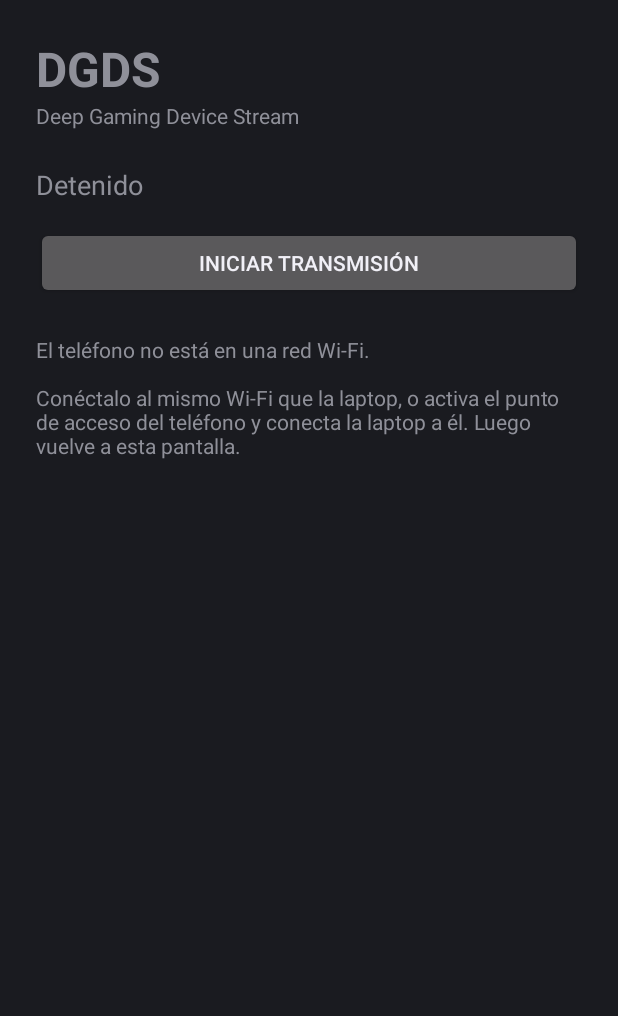
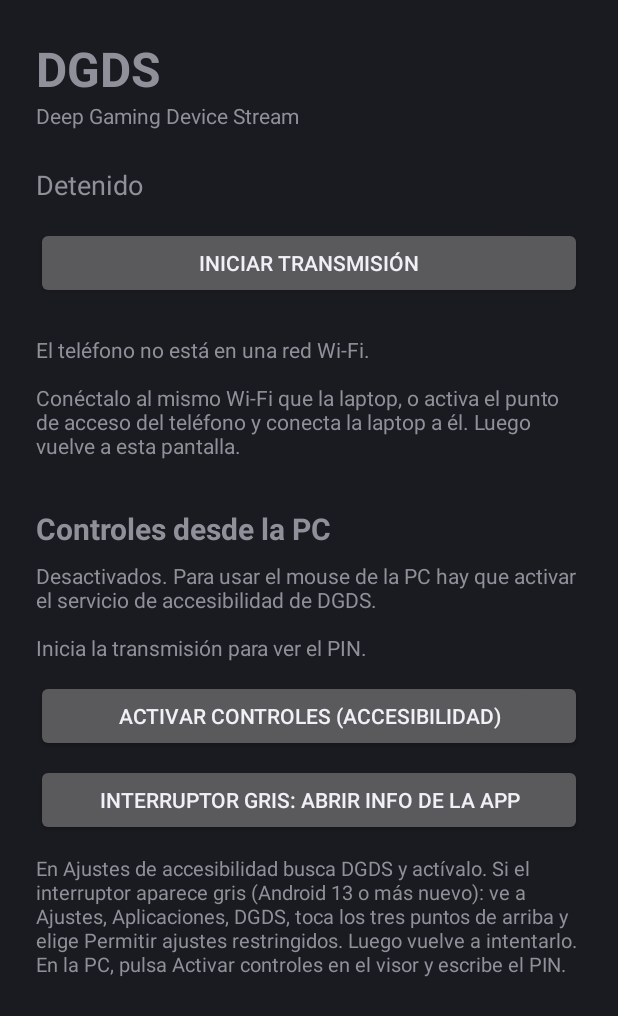
Before and after one commit to cristhiandalmauquintana-ctrl/Double-Gaming-Device-System, an Android app: the screen it shows after launch (MainActivity), on a phone screen of 412 x 824 dp. Shown: the top 1016 px of the screen. Run offline under Robolectric (Android 15) with nearby library versions, the phone set to English and light mode, and no system bars.

Commit message:
Controles con el mouse y aviso para activarlos

```diff
--- a/app-android/src/main/java/org/dgds/app/MainActivity.kt
+++ b/app-android/src/main/java/org/dgds/app/MainActivity.kt
@@ -2,24 +2,30 @@
 package org.dgds.app
 
 import android.Manifest
+import android.app.AlertDialog
 import android.content.Intent
 import android.content.pm.PackageManager
 import android.media.projection.MediaProjectionManager
+import android.net.Uri
 import android.os.Build
 import android.os.Bundle
+import android.provider.Settings
 import android.widget.Button
 import android.widget.TextView
 import androidx.activity.ComponentActivity
 import androidx.activity.result.contract.ActivityResultContracts
 import org.dgds.app.core.LocalNetwork
+import org.dgds.app.core.MjpegStreamer
 import org.dgds.app.core.ScreenCaptureService
-import org.dgds.app.core.MjpegStreamer
+import org.dgds.app.input.ControlSession
+import org.dgds.app.input.InputAccessibilityService
 
 class MainActivity : ComponentActivity() {
 
     private lateinit var status: TextView
     private lateinit var info: TextView
     private lateinit var toggle: Button
+    private lateinit var controlsStatus: TextView
 
     // Android 13+: permiso para mostrar la notificación del servicio. Se continúa aunque se rechace.
     private val notificationPermission =
@@ -45,6 +51,7 @@ class MainActivity : ComponentActivity() {
         status = findViewById(R.id.status)
         info = findViewById(R.id.info)
         toggle = findViewById(R.id.toggle)
+        controlsStatus = findViewById(R.id.controls_status)
 
         toggle.setOnClickListener {
             if (ScreenCaptureService.running) {
@@ -53,19 +60,59 @@ class MainActivity : ComponentActivity() {
                         .setAction(ScreenCaptureService.ACTION_STOP)
                 )
                 toggle.postDelayed({ refresh() }, 400)
-            } else if (Build.VERSION.SDK_INT >= 33 &&
-                checkSelfPermission(Manifest.permission.POST_NOTIFICATIONS) != PackageManager.PERMISSION_GRANTED
-            ) {
-                notificationPermission.launch(Manifest.permission.POST_NOTIFICATIONS)
             } else {
-                requestCapture()
+                askControlsThen { startFlow() }
             }
+        }
+
+        findViewById<Button>(R.id.btn_controls).setOnClickListener {
+            startActivity(Intent(Settings.ACTION_ACCESSIBILITY_SETTINGS))
+        }
+        // Para "Permitir ajustes restringidos" (Android 13+): esa opción está en la info de la app.
+        findViewById<Button>(R.id.btn_app_info).setOnClickListener {
+            startActivity(
+                Intent(Settings.ACTION_APPLICATION_DETAILS_SETTINGS, Uri.parse("package:$packageName"))
+            )
         }
     }
 
     override fun onResume() {
         super.onResume()
         refresh()
+    }
+
+    /**
+     * Android no permite pedir Accesibilidad con un aviso de permiso como el de notificaciones:
+     * hay que activarla en Ajustes. Este aviso propio lleva al usuario hasta allí, o deja seguir sin controles.
+     */
+    private fun askControlsThen(next: () -> Unit) {
+        val prefs = getSharedPreferences("dgds", MODE_PRIVATE)
+        if (InputAccessibilityService.instance != null || prefs.getBoolean("skip_controls_prompt", false)) {
+            next()
+            return
+        }
+        AlertDialog.Builder(this)
+            .setTitle(R.string.dialog_controls_title)
+            .setMessage(R.string.dialog_controls_message)
+            .setPositiveButton(R.string.dialog_controls_enable) { _, _ ->
+                startActivity(Intent(Settings.ACTION_ACCESSIBILITY_SETTINGS))
+            }
+            .setNegativeButton(R.string.dialog_controls_later) { _, _ -> next() }
+            .setNeutralButton(R.string.dialog_controls_never) { _, _ ->
+                prefs.edit().putBoolean("skip_controls_prompt", true).apply()
+                next()
+            }
+            .show()
+    }
+
+    private fun startFlow() {
+        if (Build.VERSION.SDK_INT >= 33 &&
+            checkSelfPermission(Manifest.permission.POST_NOTIFICATIONS) != PackageManager.PERMISSION_GRANTED
+        ) {
+            notificationPermission.launch(Manifest.permission.POST_NOTIFICATIONS)
+        } else {
+            requestCapture()
+        }
     }
 
     private fun requestCapture() {
@@ -82,5 +129,15 @@ class MainActivity : ComponentActivity() {
         val urls = LocalNetwork.localIpv4Addresses().map { "http://$it:${MjpegStreamer.PORT}" }
         info.text = if (urls.isEmpty()) getString(R.string.info_no_network)
         else getString(R.string.info_template, urls.joinToString("\n"))
+
+        val enabled = InputAccessibilityService.instance != null
+        controlsStatus.text = buildString {
+            append(getString(if (enabled) R.string.controls_on else R.string.controls_off))
+            append("\n\n")
+            append(
+                if (running && ControlSession.pin.isNotEmpty()) getString(R.string.controls_pin, ControlSession.pin)
+                else getString(R.string.controls_pin_idle)
+            )
+        }
     }
 }
--- a/app-android/src/main/java/org/dgds/app/core/ScreenCaptureService.kt
+++ b/app-android/src/main/java/org/dgds/app/core/ScreenCaptureService.kt
@@ -17,6 +17,7 @@ import android.os.Looper
 import android.util.DisplayMetrics
 import android.view.Display
 import org.dgds.app.R
+import org.dgds.app.input.ControlSession
 import kotlin.math.max
 import kotlin.math.min
 
@@ -83,6 +84,7 @@ class ScreenCaptureService : Service() {
             streamer = MjpegStreamer(applicationContext, mp, w, h, dpi).also { it.start() }
             getSystemService(DisplayManager::class.java)
                 .registerDisplayListener(displayListener, Handler(Looper.getMainLooper()))
+            ControlSession.newSession()
             running = true
         } catch (e: Exception) {
             stopSelf()
@@ -92,6 +94,7 @@ class ScreenCaptureService : Service() {
 
     override fun onDestroy() {
         running = false
+        ControlSession.clear()
         runCatching { getSystemService(DisplayManager::class.java).unregisterDisplayListener(displayListener) }
         streamer?.stop()
         streamer = null
--- a/app-android/src/main/res/layout/activity_main.xml
+++ b/app-android/src/main/res/layout/activity_main.xml
@@ -4,9 +4,13 @@
     android:layout_height="match_parent"
     android:fitsSystemWindows="true">
 
+    <ScrollView
+        android:layout_width="match_parent"
+        android:layout_height="match_parent">
+
         <LinearLayout
             android:layout_width="match_parent"
-    android:layout_height="match_parent"
+            android:layout_height="wrap_content"
             android:orientation="vertical"
             android:padding="24dp">
 
@@ -46,5 +50,43 @@
                 android:layout_marginTop="24dp"
                 android:textIsSelectable="true"
                 android:textSize="14sp" />
+
+            <TextView
+                android:layout_width="wrap_content"
+                android:layout_height="wrap_content"
+                android:layout_marginTop="32dp"
+                android:text="@string/controls_title"
+                android:textSize="20sp"
+                android:textStyle="bold" />
+
+            <TextView
+                android:id="@+id/controls_status"
+                android:layout_width="match_parent"
+                android:layout_height="wrap_content"
+                android:layout_marginTop="8dp"
+                android:textIsSelectable="true"
+                android:textSize="14sp" />
+
+            <Button
+                android:id="@+id/btn_controls"
+                android:layout_width="match_parent"
+                android:layout_height="wrap_content"
+                android:layout_marginTop="12dp"
+                android:text="@string/btn_controls" />
+
+            <Button
+                android:id="@+id/btn_app_info"
+                android:layout_width="match_parent"
+                android:layout_height="wrap_content"
+                android:layout_marginTop="8dp"
+                android:text="@string/btn_app_info" />
+
+            <TextView
+                android:layout_width="match_parent"
+                android:layout_height="wrap_content"
+                android:layout_marginTop="12dp"
+                android:text="@string/controls_help"
+                android:textSize="13sp" />
         </LinearLayout>
+    </ScrollView>
 </FrameLayout>
--- a/app-android/src/main/res/values/strings.xml
+++ b/app-android/src/main/res/values/strings.xml
@@ -12,4 +12,18 @@
     <string name="info_no_network">El teléfono no está en una red Wi-Fi.\n\nConéctalo al mismo Wi-Fi que la laptop, o activa el punto de acceso del teléfono y conecta la laptop a él. Luego vuelve a esta pantalla.</string>
     <string name="notif_title">DGDS transmitiendo</string>
     <string name="notif_text">La pantalla se está enviando por la red local</string>
+    <string name="a11y_description">Permite que DGDS toque la pantalla del teléfono cuando usas el mouse en la PC. No lee el contenido de la pantalla.</string>
+    <string name="controls_title">Controles desde la PC</string>
+    <string name="controls_off">Desactivados. Para usar el mouse de la PC hay que activar el servicio de accesibilidad de DGDS.</string>
+    <string name="controls_on">Activados.</string>
+    <string name="controls_pin">PIN para la PC: %1$s</string>
+    <string name="controls_pin_idle">Inicia la transmisión para ver el PIN.</string>
+    <string name="btn_controls">Activar controles (Accesibilidad)</string>
+    <string name="controls_help">En Ajustes de accesibilidad busca DGDS y actívalo. Si el interruptor aparece gris (Android 13 o más nuevo): ve a Ajustes, Aplicaciones, DGDS, toca los tres puntos de arriba y elige Permitir ajustes restringidos. Luego vuelve a intentarlo. En la PC, pulsa Activar controles en el visor y escribe el PIN.</string>
+    <string name="btn_app_info">Interruptor gris: abrir info de la app</string>
+    <string name="dialog_controls_title">¿Activar los controles desde la PC?</string>
+    <string name="dialog_controls_message">Con los controles podrás usar el mouse de la PC para tocar el teléfono. Android no permite activarlos con un aviso como el de notificaciones: hay que hacerlo tú en Ajustes, una sola vez.\n\nSi prefieres solo ver la pantalla, puedes seguir sin activarlos.</string>
+    <string name="dialog_controls_enable">Activar ahora</string>
+    <string name="dialog_controls_later">Solo ver ahora</string>
+    <string name="dialog_controls_never">No preguntar más</string>
 </resources>
```
Also changed, not shown: app-android/src/main/AndroidManifest.xml (+13 -0 lines), app-android/src/main/java/org/dgds/app/core/MjpegStreamer.kt (+7 -2 lines), app-android/src/main/java/org/dgds/app/input/ControlChannel.kt (added, +117 -0 lines), app-android/src/main/java/org/dgds/app/input/InputAccessibilityService.kt (added, +58 -0 lines), app-android/src/main/java/org/dgds/app/input/TouchInjector.kt (added, +112 -0 lines), app-android/src/main/res/xml/accessibility_service_config.xml (added, +8 -0 lines), 3 other files. Lines whose indentation alone changed are shown as unchanged.
